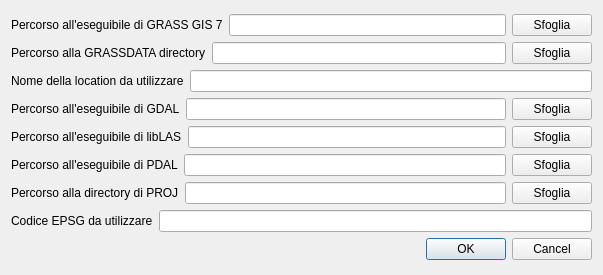
Qt form ui/settings.ui (ProvinciaAutonomaTrento/STEM) before a commit.
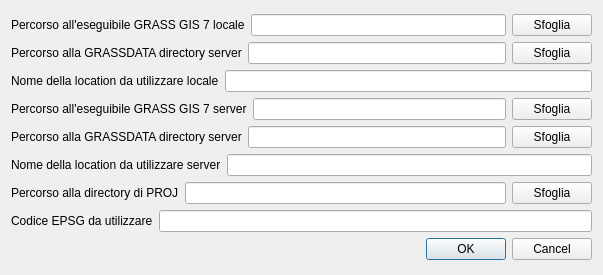
The same form after that commit.

Commit message: add support for path on server for GRASS, to be tested

Diff of the .ui file:
```diff
--- a/ui/settings.ui
+++ b/ui/settings.ui
@@ -21,7 +21,7 @@
        <item>
         <widget class="QLabel" name="label_grass">
          <property name="text">
-          <string>Percorso all'eseguibile di GRASS GIS 7</string>
+          <string>Percorso all'eseguibile GRASS GIS 7 locale</string>
          </property>
         </widget>
        </item>
@@ -42,7 +42,7 @@
        <item>
         <widget class="QLabel" name="label_grassdata">
          <property name="text">
-          <string>Percorso alla GRASSDATA directory</string>
+          <string>Percorso alla GRASSDATA directory server</string>
          </property>
         </widget>
        </item>
@@ -63,7 +63,7 @@
        <item>
         <widget class="QLabel" name="label_grasslocation">
          <property name="text">
-          <string>Nome della location da utilizzare</string>
+          <string>Nome della location da utilizzare locale</string>
          </property>
         </widget>
        </item>
@@ -77,7 +77,7 @@
        <item>
         <widget class="QLabel" name="label_gdal">
          <property name="text">
-          <string>Percorso all'eseguibile di GDAL</string>
+          <string>Percorso all'eseguibile GRASS GIS 7 server</string>
          </property>
         </widget>
        </item>
@@ -98,7 +98,7 @@
        <item>
         <widget class="QLabel" name="label_liblas">
          <property name="text">
-          <string>Percorso all'eseguibile di libLAS</string>
+          <string>Percorso alla GRASSDATA directory server</string>
          </property>
         </widget>
        </item>
@@ -119,19 +119,12 @@
        <item>
         <widget class="QLabel" name="label_pdal">
          <property name="text">
-          <string>Percorso all'eseguibile di PDAL</string>
+          <string>Nome della location da utilizzare server</string>
          </property>
         </widget>
        </item>
        <item>
-        <widget class="QLineEdit" name="lineEdit_pdal"/>
-       </item>
-       <item>
-        <widget class="QPushButton" name="pushButton_pdal">
-         <property name="text">
-          <string>Sfoglia</string>
-         </property>
-        </widget>
+        <widget class="QLineEdit" name="lineEdit_grasslocationserver"/>
        </item>
       </layout>
      </item>
```
Left out of the diff: 14 changed lines with no effect on the pictures. The commit also changes 2 other files.
